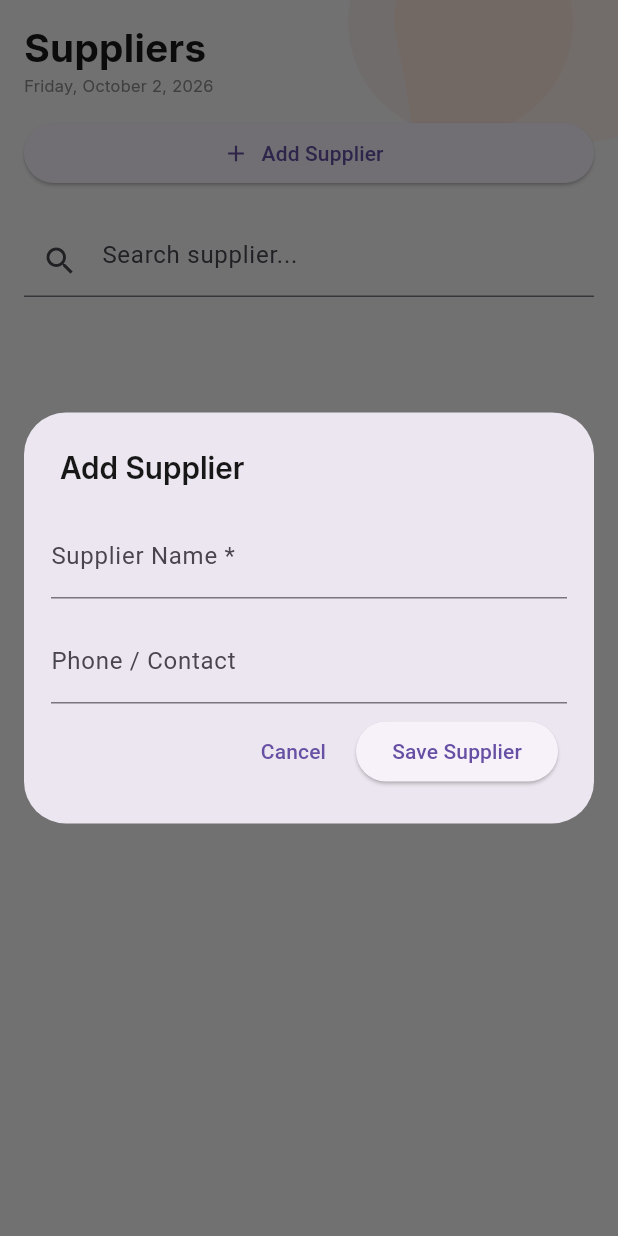
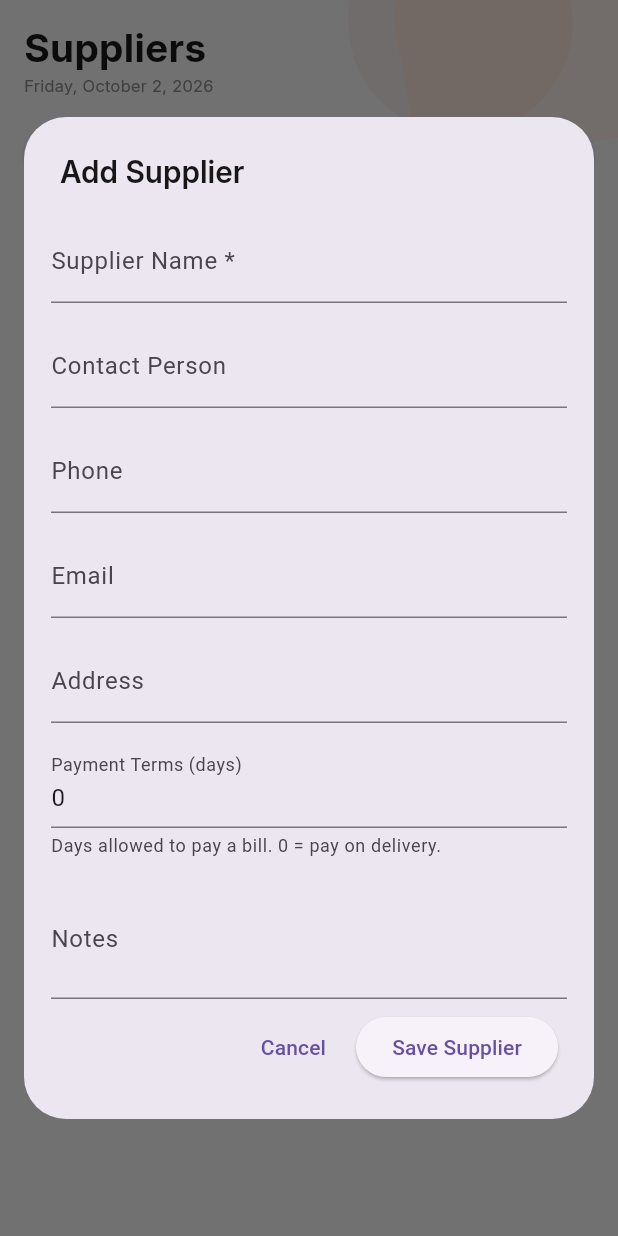
Before and after one commit to nightofday/sbc2, a Flutter app: the SuppliersScreen widget shown alone on an empty page, opened directly with empty values, after a tap on "Add Supplier", on a phone screen of 412 x 824 dp. Run offline on Flutter 3.47's test engine with Material 3 defaults, Android fonts, the phone set to English and light mode, and no system bars; our stand-ins replace supabase_flutter; accounts and stored records are empty.

Commit message:
Give suppliers separate detail fields so edits keep them
SUP-01, app side: the supplier model held one flattened contact string,
and the repository sent null for contact person, email and address,
zero for terms, and display text as notes on every update or archive.

SupplierRecord now carries contact person, phone, email, address,
payment terms and notes. The add and edit forms have a field for each,
the details dialog shows them, and archiving sends the status alone.

Co-Authored-By: Claude Opus 5 <noreply@anthropic.com>

```diff
--- a/lib/data/repositories/supabase_supplier_repository.dart
+++ b/lib/data/repositories/supabase_supplier_repository.dart
@@ -9,53 +9,60 @@ class SupabaseSupplierRepository implements SupplierRepository {
   SupabaseSupplierRepository({SupabaseClient? client})
     : _client = client ?? Supabase.instance.client;
 
+  static const _columns =
+      'id, name, contact_person, phone, email, address, payment_terms_days, '
+      'notes, is_active';
+
+  SupplierRecord _fromRow(
+    Map<String, dynamic> row, {
+    required String itemsSupplied,
+  }) {
+    String text(String key) => (row[key]?.toString() ?? '').trim();
+
+    final contactParts = <String>[
+      if (text('contact_person').isNotEmpty) text('contact_person'),
+      if (text('phone').isNotEmpty) text('phone'),
+      if (text('email').isNotEmpty) text('email'),
+    ];
+
+    return SupplierRecord(
+      id: text('id'),
+      name: text('name'),
+      contact: contactParts.isEmpty ? '—' : contactParts.join(' • '),
+      itemsSupplied: itemsSupplied,
+      status: row['is_active'] == true ? 'Active' : 'Inactive',
+      contactPerson: text('contact_person'),
+      phone: text('phone'),
+      email: text('email'),
+      address: text('address'),
+      paymentTermsDays: (row['payment_terms_days'] as num?)?.toInt() ?? 0,
+      notes: text('notes'),
+    );
+  }
+
   @override
   Future<List<SupplierRecord>> getSuppliers() async {
-    final rows = await _client
-        .from('suppliers')
-        .select('id, name, contact_person, phone, email, is_active')
-        .order('name');
+    final rows = await _client.from('suppliers').select(_columns).order('name');
 
-    return (rows as List).map((raw) {
-      final row = Map<String, dynamic>.from(raw as Map);
-      final contactParts = <String>[
-        if ((row['contact_person']?.toString() ?? '').trim().isNotEmpty)
-          row['contact_person'].toString(),
-        if ((row['phone']?.toString() ?? '').trim().isNotEmpty)
-          row['phone'].toString(),
-        if ((row['email']?.toString() ?? '').trim().isNotEmpty)
-          row['email'].toString(),
-      ];
-
-      return SupplierRecord(
-        id: row['id']?.toString() ?? '',
-        name: row['name']?.toString() ?? '',
-        contact: contactParts.isEmpty ? '—' : contactParts.join(' • '),
-        itemsSupplied: 'View supplier items',
-        status: row['is_active'] == true ? 'Active' : 'Inactive',
-      );
-    }).toList();
+    return (rows as List)
+        .map(
+          (raw) => _fromRow(
+            Map<String, dynamic>.from(raw as Map),
+            itemsSupplied: 'View supplier items',
+          ),
+        )
+        .toList();
   }
 
   @override
   Future<SupplierRecord?> getSupplierById(String id) async {
     final rows = await _client
         .from('suppliers')
-        .select('id, name, contact_person, phone, email, is_active')
+        .select(_columns)
         .eq('id', id)
         .limit(1);
 
     if ((rows as List).isEmpty) return null;
-
-    final row = Map<String, dynamic>.from(rows.first as Map);
-    final contactParts = <String>[
-      if ((row['contact_person']?.toString() ?? '').trim().isNotEmpty)
-        row['contact_person'].toString(),
-      if ((row['phone']?.toString() ?? '').trim().isNotEmpty)
-        row['phone'].toString(),
-      if ((row['email']?.toString() ?? '').trim().isNotEmpty)
-        row['email'].toString(),
-    ];
 
     final itemRows = await _client
         .from('supplier_items')
@@ -70,14 +77,11 @@ class SupabaseSupplierRepository implements SupplierRepository {
       }
     }
 
-    return SupplierRecord(
-      id: row['id']?.toString() ?? '',
-      name: row['name']?.toString() ?? '',
-      contact: contactParts.isEmpty ? '—' : contactParts.join(' • '),
+    return _fromRow(
+      Map<String, dynamic>.from(rows.first as Map),
       itemsSupplied: itemNames.isEmpty
           ? 'None linked yet'
           : itemNames.join(', '),
-      status: row['is_active'] == true ? 'Active' : 'Inactive',
     );
   }
 
@@ -87,18 +91,18 @@ class SupabaseSupplierRepository implements SupplierRepository {
       'create_supplier',
       params: {
         'p_name': supplier.name,
-        'p_contact_person': null,
-        'p_phone': supplier.contact,
-        'p_email': null,
-        'p_address': null,
-        'p_payment_terms_days': 0,
-        'p_notes': supplier.itemsSupplied == 'View supplier items'
-            ? null
-            : supplier.itemsSupplied,
+        'p_contact_person': supplier.contactPerson,
+        'p_phone': supplier.phone,
+        'p_email': supplier.email,
+        'p_address': supplier.address,
+        'p_payment_terms_days': supplier.paymentTermsDays,
+        'p_notes': supplier.notes,
       },
     );
   }
 
+  // Every editable field is sent with its own value. The database treats an
+  // empty string as "clear this field" and null as "leave it unchanged".
   @override
   Future<void> updateSupplier(SupplierRecord supplier) async {
     await _client.rpc(
@@ -106,22 +110,23 @@ class SupabaseSupplierRepository implements SupplierRepository {
       params: {
         'p_supplier_id': supplier.id,
         'p_name': supplier.name,
-        'p_contact_person': null,
-        'p_phone': supplier.contact,
-        'p_email': null,
-        'p_address': null,
-        'p_payment_terms_days': 0,
-        'p_notes': supplier.itemsSupplied,
+        'p_contact_person': supplier.contactPerson,
+        'p_phone': supplier.phone,
+        'p_email': supplier.email,
+        'p_address': supplier.address,
+        'p_payment_terms_days': supplier.paymentTermsDays,
+        'p_notes': supplier.notes,
         'p_is_active': supplier.status.toLowerCase() == 'active',
       },
     );
   }
 
+  // Archiving changes the status only; no other field is sent.
   @override
   Future<void> deleteSupplier(String id) async {
-    final supplier = await getSupplierById(id);
-    if (supplier == null) return;
-
-    await updateSupplier(supplier.copyWith(status: 'Inactive'));
+    await _client.rpc(
+      'update_supplier',
+      params: {'p_supplier_id': id, 'p_name': null, 'p_is_active': false},
+    );
   }
 }
--- a/lib/models/supplier_record.dart
+++ b/lib/models/supplier_record.dart
@@ -1,9 +1,17 @@
 class SupplierRecord {
   final String id;
   final String name;
+
+  /// One-line summary of the contact details, for lists.
   final String contact;
   final String itemsSupplied;
   final String status;
+  final String contactPerson;
+  final String phone;
+  final String email;
+  final String address;
+  final int paymentTermsDays;
+  final String notes;
 
   const SupplierRecord({
     this.id = '',
@@ -11,6 +19,12 @@ class SupplierRecord {
     required this.contact,
     required this.itemsSupplied,
     required this.status,
+    this.contactPerson = '',
+    this.phone = '',
+    this.email = '',
+    this.address = '',
+    this.paymentTermsDays = 0,
+    this.notes = '',
   });
 
   SupplierRecord copyWith({
@@ -19,6 +33,12 @@ class SupplierRecord {
     String? contact,
     String? itemsSupplied,
     String? status,
+    String? contactPerson,
+    String? phone,
+    String? email,
+    String? address,
+    int? paymentTermsDays,
+    String? notes,
   }) {
     return SupplierRecord(
       id: id ?? this.id,
@@ -26,6 +46,12 @@ class SupplierRecord {
       contact: contact ?? this.contact,
       itemsSupplied: itemsSupplied ?? this.itemsSupplied,
       status: status ?? this.status,
+      contactPerson: contactPerson ?? this.contactPerson,
+      phone: phone ?? this.phone,
+      email: email ?? this.email,
+      address: address ?? this.address,
+      paymentTermsDays: paymentTermsDays ?? this.paymentTermsDays,
+      notes: notes ?? this.notes,
     );
   }
 }
--- a/lib/screens/suppliers/suppliers_screen.dart
+++ b/lib/screens/suppliers/suppliers_screen.dart
@@ -157,7 +157,17 @@ class _SuppliersScreenState extends State<SuppliersScreen> {
         children: [
           StatusBadge(latest.status),
           const SizedBox(height: 16),
-          _row('Contact', latest.contact),
+          _row('Contact Person', _orDash(latest.contactPerson)),
+          _row('Phone', _orDash(latest.phone)),
+          _row('Email', _orDash(latest.email)),
+          _row('Address', _orDash(latest.address)),
+          _row(
+            'Payment Terms',
+            latest.paymentTermsDays == 0
+                ? 'Pay on delivery'
+                : '${latest.paymentTermsDays} days',
+          ),
+          _row('Notes', _orDash(latest.notes)),
           _row('Items Supplied', latest.itemsSupplied),
         ],
       ),
@@ -177,15 +187,37 @@ class _SuppliersScreenState extends State<SuppliersScreen> {
     );
   }
 
-  Future<void> _showAddSupplier() async {
-    final nameController = TextEditingController();
-    final contactController = TextEditingController();
+  Future<void> _showAddSupplier() => _showSupplierEditor();
+
+  Future<void> _showEditSupplier(SupplierRecord supplier) =>
+      _showSupplierEditor(existing: supplier);
+
+  String _orDash(String value) => value.trim().isEmpty ? '—' : value.trim();
+
+  /// One form for adding and editing. Each stored detail has its own field,
+  /// so saving sends back what was loaded for anything the user left alone.
+  Future<void> _showSupplierEditor({SupplierRecord? existing}) async {
+    final nameController = TextEditingController(text: existing?.name ?? '');
+    final contactPersonController = TextEditingController(
+      text: existing?.contactPerson ?? '',
+    );
+    final phoneController = TextEditingController(text: existing?.phone ?? '');
+    final emailController = TextEditingController(text: existing?.email ?? '');
+    final addressController = TextEditingController(
+      text: existing?.address ?? '',
+    );
+    final termsController = TextEditingController(
+      text: (existing?.paymentTermsDays ?? 0).toString(),
+    );
+    final notesController = TextEditingController(text: existing?.notes ?? '');
+    bool active = (existing?.status ?? 'Active').toLowerCase() == 'active';
+    bool saving = false;
     String? errorMessage;
     StateSetter? updateDialogState;
 
     await showPrototypeDialog(
       context: context,
-      title: 'Add Supplier',
+      title: existing == null ? 'Add Supplier' : 'Edit Supplier',
       width: 520,
       content: StatefulBuilder(
         builder: (_, setDialogState) {
@@ -199,9 +231,51 @@ class _SuppliersScreenState extends State<SuppliersScreen> {
               ),
               const SizedBox(height: 14),
               TextField(
-                controller: contactController,
-                decoration: const InputDecoration(labelText: 'Phone / Contact'),
+                controller: contactPersonController,
+                decoration: const InputDecoration(labelText: 'Contact Person'),
               ),
+              const SizedBox(height: 14),
+              TextField(
+                controller: phoneController,
+                keyboardType: TextInputType.phone,
+                decoration: const InputDecoration(labelText: 'Phone'),
+              ),
+              const SizedBox(height: 14),
+              TextField(
+                controller: emailController,
+                keyboardType: TextInputType.emailAddress,
+                decoration: const InputDecoration(labelText: 'Email'),
+              ),
+              const SizedBox(height: 14),
+              TextField(
+                controller: addressController,
+                decoration: const InputDecoration(labelText: 'Address'),
+              ),
+              const SizedBox(height: 14),
+              TextField(
+                controller: termsController,
+                keyboardType: TextInputType.number,
+                decoration: const InputDecoration(
+                  labelText: 'Payment Terms (days)',
+                  helperText:
+                      'Days allowed to pay a bill. 0 = pay on delivery.',
+                ),
+              ),
+              const SizedBox(height: 14),
+              TextField(
+                controller: notesController,
+                maxLines: 2,
+                decoration: const InputDecoration(labelText: 'Notes'),
+              ),
+              if (existing != null) ...[
+                const SizedBox(height: 6),
+                SwitchListTile(
+                  contentPadding: EdgeInsets.zero,
+                  title: const Text('Active Supplier'),
+                  value: active,
+                  onChanged: (value) => setDialogState(() => active = value),
+                ),
+              ],
               if (errorMessage != null) ...[
                 const SizedBox(height: 10),
                 Text(
@@ -220,6 +294,8 @@ class _SuppliersScreenState extends State<SuppliersScreen> {
         ),
         ElevatedButton(
           onPressed: () async {
+            if (saving) return;
+
             if (nameController.text.trim().isEmpty) {
               updateDialogState?.call(() {
                 errorMessage = 'Supplier name is required.';
@@ -227,106 +303,63 @@ class _SuppliersScreenState extends State<SuppliersScreen> {
               return;
             }
 
+            final terms = int.tryParse(termsController.text.trim());
+            if (terms == null || terms < 0) {
+              updateDialogState?.call(() {
+                errorMessage =
+                    'Payment terms must be a whole number of days, 0 or more.';
+              });
+              return;
+            }
+
+            final record =
+                (existing ??
+                        const SupplierRecord(
+                          name: '',
+                          contact: '',
+                          itemsSupplied: '',
+                          status: 'Active',
+                        ))
+                    .copyWith(
+                      name: nameController.text.trim(),
+                      contactPerson: contactPersonController.text.trim(),
+                      phone: phoneController.text.trim(),
+                      email: emailController.text.trim(),
+                      address: addressController.text.trim(),
+                      paymentTermsDays: terms,
+                      notes: notesController.text.trim(),
+                      status: active ? 'Active' : 'Inactive',
+                    );
+
+            saving = true;
             try {
-              await widget.supplierRepository.createSupplier(
-                SupplierRecord(
-                  name: nameController.text.trim(),
-                  contact: contactController.text.trim(),
-                  itemsSupplied: '',
-                  status: 'Active',
-                ),
-              );
+              if (existing == null) {
+                await widget.supplierRepository.createSupplier(record);
+              } else {
+                await widget.supplierRepository.updateSupplier(record);
+              }
 
               if (!mounted) return;
               Navigator.pop(context);
               _notifyDataChanged();
             } on PostgrestException catch (error) {
               updateDialogState?.call(() => errorMessage = error.message);
+            } finally {
+              saving = false;
             }
           },
-          child: const Text('Save Supplier'),
+          child: Text(existing == null ? 'Save Supplier' : 'Save Changes'),
         ),
       ],
     );
 
     nameController.dispose();
-    contactController.dispose();
-  }
-
-  Future<void> _showEditSupplier(SupplierRecord supplier) async {
-    final nameController = TextEditingController(text: supplier.name);
-    final contactController = TextEditingController(text: supplier.contact);
-    bool active = supplier.status.toLowerCase() == 'active';
-    String? errorMessage;
-    StateSetter? updateDialogState;
-
-    await showPrototypeDialog(
-      context: context,
-      title: 'Edit Supplier',
-      width: 520,
-      content: StatefulBuilder(
-        builder: (_, setDialogState) {
-          updateDialogState = setDialogState;
-          return Column(
-            mainAxisSize: MainAxisSize.min,
-            children: [
-              TextField(
-                controller: nameController,
-                decoration: const InputDecoration(labelText: 'Supplier Name *'),
-              ),
-              const SizedBox(height: 14),
-              TextField(
-                controller: contactController,
-                decoration: const InputDecoration(labelText: 'Phone / Contact'),
-              ),
-              const SizedBox(height: 6),
-              SwitchListTile(
-                contentPadding: EdgeInsets.zero,
-                title: const Text('Active Supplier'),
-                value: active,
-                onChanged: (value) => setDialogState(() => active = value),
-              ),
-              if (errorMessage != null) ...[
-                const SizedBox(height: 10),
-                Text(
-                  errorMessage!,
-                  style: AppTextStyles.caption.copyWith(color: AppColors.error),
-                ),
-              ],
-            ],
-          );
-        },
-      ),
-      actions: [
-        TextButton(
-          onPressed: () => Navigator.pop(context),
-          child: const Text('Cancel'),
-        ),
-        ElevatedButton(
-          onPressed: () async {
-            try {
-              await widget.supplierRepository.updateSupplier(
-                supplier.copyWith(
-                  name: nameController.text.trim(),
-                  contact: contactController.text.trim(),
-                  status: active ? 'Active' : 'Inactive',
-                ),
-              );
-
-              if (!mounted) return;
-              Navigator.pop(context);
-              _notifyDataChanged();
-            } on PostgrestException catch (error) {
-              updateDialogState?.call(() => errorMessage = error.message);
-            }
-          },
-          child: const Text('Save Changes'),
-        ),
-      ],
-    );
-
-    nameController.dispose();
-    contactController.dispose();
+    contactPersonController.dispose();
+    phoneController.dispose();
+    emailController.dispose();
+    addressController.dispose();
+    termsController.dispose();
+    notesController.dispose();
   }
 
   Widget _row(String label, String value) {
```
Also changed, not shown: 1 other file.
